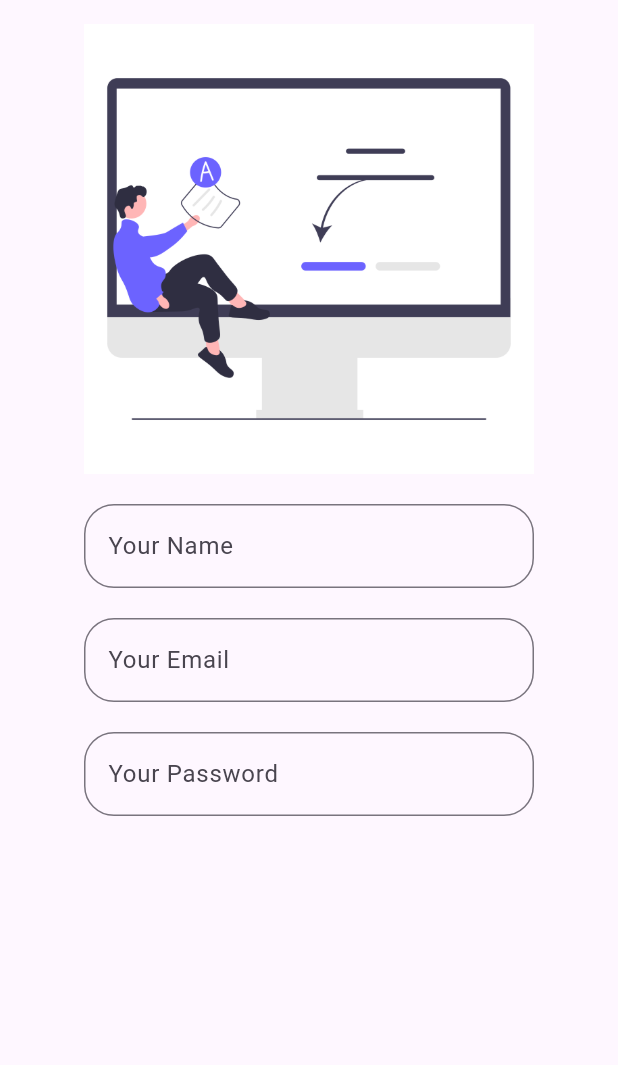
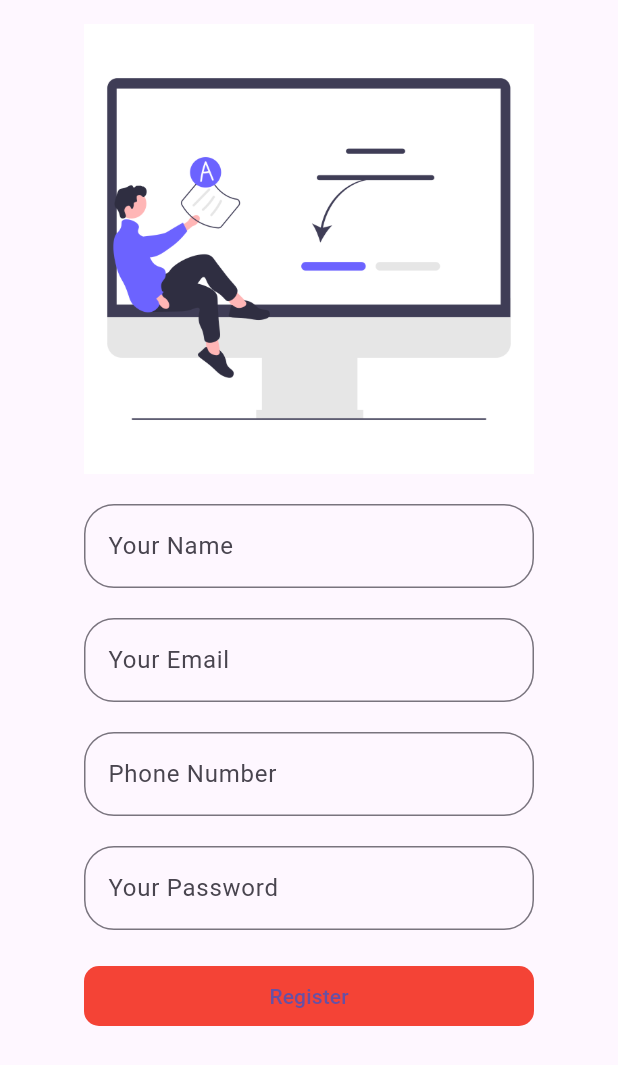
Before and after one commit to saran-raj-p/Chatapp, a Flutter app: the Register screen opened by its route, on a phone screen of 412 x 824 dp. Shown: the top 1065 px of the screen. Run offline on Flutter 3.47's test engine with Material 3 defaults, Android fonts, the light colour scheme and no system bars; our stand-ins replace dio, shared_preferences; missing offline and left inert: dart:html; accounts and stored records are empty.

Commit message:
registeration

```diff
--- a/chatappui/lib/main.dart
+++ b/chatappui/lib/main.dart
@@ -12,10 +12,10 @@
     routes: {
       '/Main': (context) => const MainApp(),
       '/login': (context) => Login(),
-      '/register': (context) => const Register(),
+      '/register': (context) => Register(),
       '/profile': (context) => Profile(),
       '/getstarted': (context) => const GetStarted(),
-      '/forgot': (context) =>  Forgotpassword(),
+      '/forgot': (context) => Forgotpassword(),
     },
   ));
 }
--- a/chatappui/lib/screen/register.dart
+++ b/chatappui/lib/screen/register.dart
@@ -1,14 +1,22 @@
+import 'dart:html';
+import 'package:chatappui/services/httpmethods.dart' as data;
 import 'package:flutter/material.dart';
+import 'package:flutter/widgets.dart';
 
 class Register extends StatelessWidget {
-  const Register({super.key});
+  Register({super.key});
+  final nameController = new TextEditingController();
+  final emailController = new TextEditingController();
+  final passwordController = new TextEditingController();
+  final phoneController = new TextEditingController();
 
   @override
   Widget build(BuildContext context) {
     return Scaffold(
       body: SingleChildScrollView(
         child: Container(
-          padding: const EdgeInsets.all(16.0), // Add padding around the container
+          padding:
+              const EdgeInsets.all(16.0), // Add padding around the container
           child: Column(
             children: [
               Image.asset(
@@ -22,12 +30,14 @@
                 child: SizedBox(
                   width: 300, // Set the desired width
                   child: TextFormField(
+                    controller: nameController,
                     decoration: const InputDecoration(
                       hintText: 'Enter your name',
                       labelText: 'Your Name',
                       border: OutlineInputBorder(
                         borderRadius: BorderRadius.all(Radius.circular(20)),
-                        borderSide: BorderSide(width: 1.0), // Reduced border width
+                        borderSide:
+                            BorderSide(width: 1.0), // Reduced border width
                       ),
                     ),
                   ),
@@ -38,12 +48,14 @@
                 child: SizedBox(
                   width: 300, // Set the desired width
                   child: TextFormField(
+                    controller: emailController,
                     decoration: const InputDecoration(
                       hintText: 'Enter your email',
                       labelText: 'Your Email',
                       border: OutlineInputBorder(
                         borderRadius: BorderRadius.all(Radius.circular(20)),
-                        borderSide: BorderSide(width: 1.0), // Reduced border width
+                        borderSide:
+                            BorderSide(width: 1.0), // Reduced border width
                       ),
                     ),
                   ),
@@ -54,16 +66,85 @@
                 child: SizedBox(
                   width: 300, // Set the desired width
                   child: TextFormField(
+                    controller: phoneController,
+                    decoration: const InputDecoration(
+                      hintText: 'Enter your phone number',
+                      labelText: 'Phone Number',
+                      border: OutlineInputBorder(
+                        borderRadius: BorderRadius.all(Radius.circular(20)),
+                        borderSide:
+                            BorderSide(width: 1.0), // Reduced border width
+                      ),
+                    ),
+                    obscureText: false, // Optional: hide password input
+                  ),
+                ),
+              ),
+              const SizedBox(height: 20),
+              Center(
+                child: SizedBox(
+                  width: 300, // Set the desired width
+                  child: TextFormField(
+                    controller: passwordController,
                     decoration: const InputDecoration(
                       hintText: 'Enter your password',
                       labelText: 'Your Password',
                       border: OutlineInputBorder(
                         borderRadius: BorderRadius.all(Radius.circular(20)),
-                        borderSide: BorderSide(width: 1.0), // Reduced border width
+                        borderSide:
+                            BorderSide(width: 1.0), // Reduced border width
                       ),
                     ),
                     obscureText: true, // Optional: hide password input
                   ),
+                ),
+              ),
+              const SizedBox(height: 20),
+              Center(
+                child: SizedBox(
+                  width: 300, // Set the desired width
+                  child: TextButton(
+                      onPressed: () async {
+                        //print("clicked");
+                        try {
+                          Map<String, dynamic> body = {
+                            "name": nameController.text,
+                            "email": emailController.text,
+                            "phone": phoneController.text,
+                            "password": passwordController.text,
+                          };
+
+                          var response = await data
+                              .httpmethods()
+                              .postWithData('Auth/UserRegistration/', body);
+                          if (response.statusCode == 200) {
+                            ScaffoldMessenger.of(context)
+                                .showSnackBar(const SnackBar(
+                              content: Text("Registeration Successful"),
+                              duration: Duration(seconds: 5),
+                            ));
+                            Navigator.pushNamed(context, '/login');
+                          } else {
+                            ScaffoldMessenger.of(context)
+                                .showSnackBar(const SnackBar(
+                              content: Text("Registeration Failed"),
+                              duration: Duration(seconds: 5),
+                            ));
+                          }
+                        } catch (e) {
+                          ScaffoldMessenger.of(context)
+                              .showSnackBar(const SnackBar(
+                            content: Text("Error Occured"),
+                            duration: Duration(seconds: 5),
+                          ));
+                        }
+                      },
+                      style: TextButton.styleFrom(
+                          backgroundColor: Colors.red,
+                          fixedSize: const Size(100, 10),
+                          shape: RoundedRectangleBorder(
+                              borderRadius: BorderRadius.circular(10))),
+                      child: const Text("Register")),
                 ),
               ),
             ],
--- a/chatappui/lib/services/httpmethods.dart
+++ b/chatappui/lib/services/httpmethods.dart
@@ -77,7 +77,7 @@
 
       if (response.statusCode == 200) {
         // Parse and return the JSON data
-        return json.decode(response.body) as Map<String, dynamic>;
+        return json.decode(response.data) as Map<String, dynamic>;
       } else {
         // Handle non-200 responses
         throw Exception('Failed to load data: ${response.statusCode}');
```
